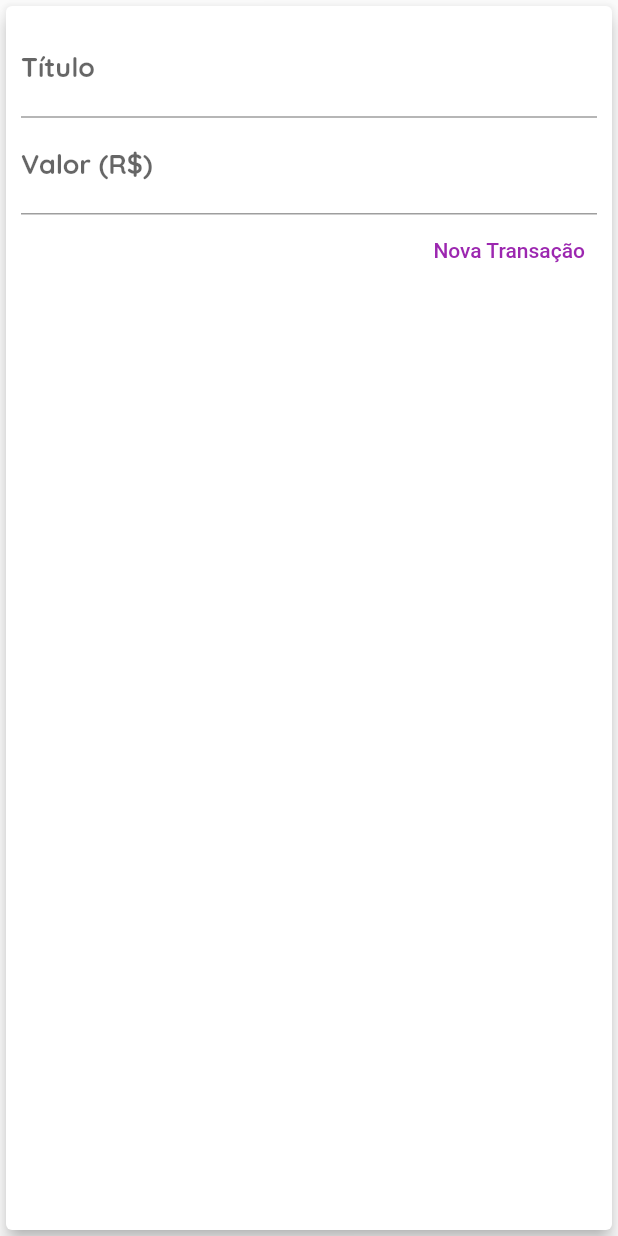
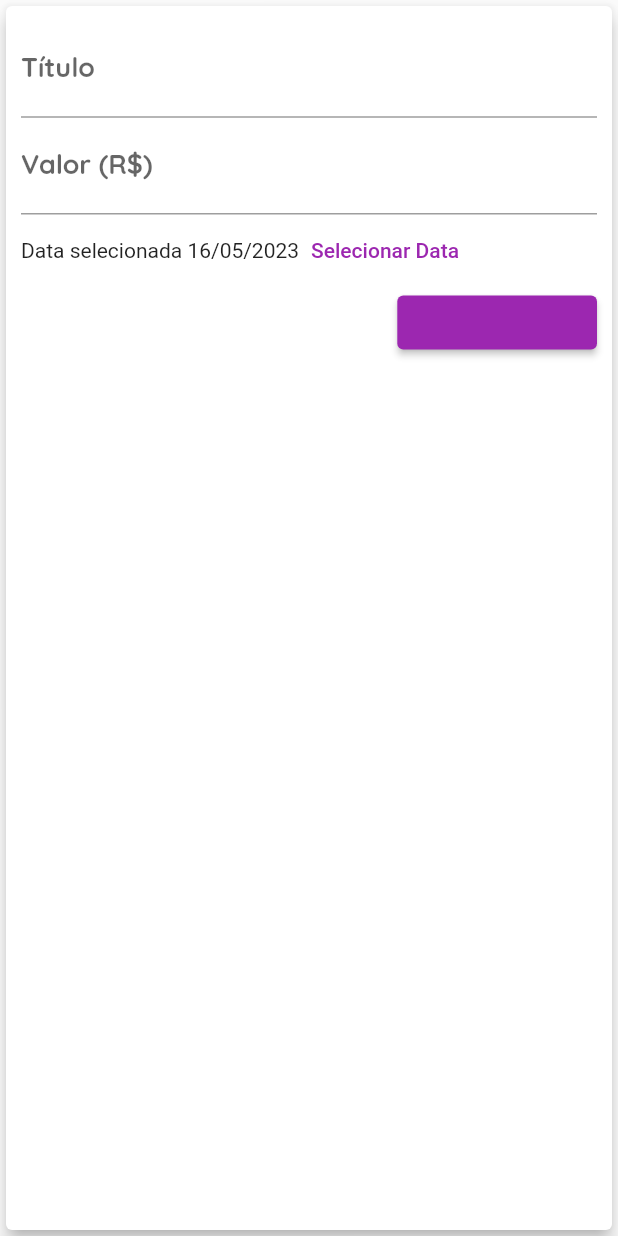
Before and after one commit to Luk4ss/course_flutter, a Flutter app: the TransactionForm widget shown alone on an empty page, opened directly with empty values, after a tap on "Nova Transação", on a phone screen of 412 x 824 dp. Run offline on Flutter 3.47's test engine with Material 2 defaults, Android fonts, the phone set to English and light mode, and no system bars.

Commit message:
Trabalhando com o DatePicker para Selecionar datas

```diff
--- a/expenses/lib/components/transaction_form.dart
+++ b/expenses/lib/components/transaction_form.dart
@@ -1,4 +1,5 @@
 import 'package:flutter/material.dart';
+import 'package:intl/intl.dart';
 
 class TransactionForm extends StatefulWidget {
 
@@ -11,13 +12,15 @@ class TransactionForm extends StatefulWidget {
 }
 
 class _TransactionFormState extends State<TransactionForm> {
-  final titleController = TextEditingController();
+  final _titleController = TextEditingController();
 
-  final valueController = TextEditingController();
+  final _valueController = TextEditingController();
+
+  DateTime _selectedDate = DateTime.now();
 
   _submitForm(){
-   final title = titleController.text;
-   final value = double.tryParse(valueController.text) ?? 0.0;
+   final title = _titleController.text;
+   final value = double.tryParse(_valueController.text) ?? 0.0;
 
    if(title.isEmpty || value <= 0){
       return;
@@ -25,6 +28,22 @@ class _TransactionFormState extends State<TransactionForm> {
 
 
    widget.onSubmit(title, value);
+  }
+
+  _showDatePicker(){
+    showDatePicker(
+      context: context,
+      initialDate: DateTime.now(),
+      firstDate: DateTime(2019),
+      lastDate: DateTime.now(),
+    ).then((value){
+      if(value == null){
+        return;
+      }
+      setState(() {
+        _selectedDate = value;
+      });
+    });
   }
 
   @override
@@ -36,23 +55,32 @@ class _TransactionFormState extends State<TransactionForm> {
                 child: Column(
                   children: [
                     TextField(
-                      controller: titleController,
+                      controller: _titleController,
                       decoration: InputDecoration(labelText: 'Título'),
                     ),
                     TextField(
-                      controller: valueController,
+                      controller: _valueController,
                       decoration: InputDecoration(labelText: 'Valor (R\$)'),
                       //O Keyboard TextInputType.numberWithOptions(decimal: true) serve tanto para iOS quanto para Android
                       keyboardType: TextInputType.numberWithOptions(decimal: true),
                       onSubmitted: (_) => _submitForm()
                     ),
+                    Row(children: [
+                      Text( _selectedDate == null ? 'Nenhuma data selecionada!' : 'Data selecionada ${DateFormat('dd/MM/y').format(_selectedDate)}'),
+                      TextButton(onPressed: _showDatePicker, child: Text('Selecionar Data'))
+                    ],),
                     Row(
                       mainAxisAlignment: MainAxisAlignment.end,
                       children: [
-                        TextButton(
+                        ElevatedButton(
                           onPressed: _submitForm,
                           child: Text('Nova Transação'),
-                          style: TextButton.styleFrom(foregroundColor: Colors.purple)
+                          style: TextButton.styleFrom
+                                  (foregroundColor: Colors.purple,
+                                   textStyle: TextStyle(color: Colors.red, fontWeight: FontWeight.bold)
+
+                                  ),
+
                         ),
                       ],
                     )
```
